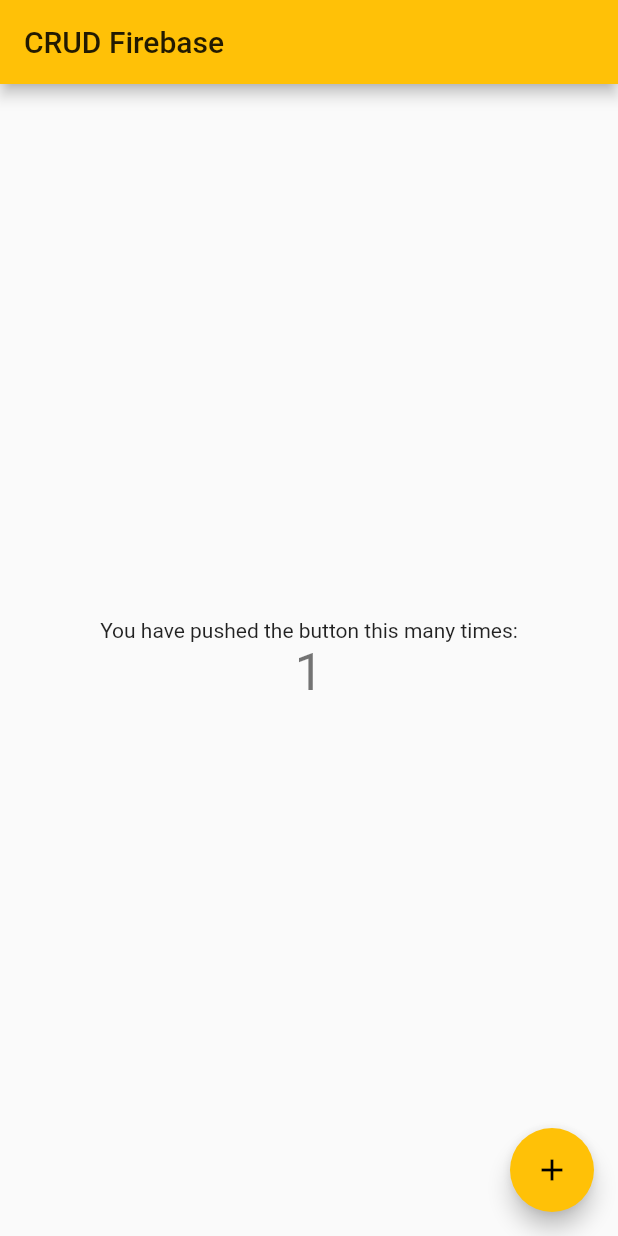
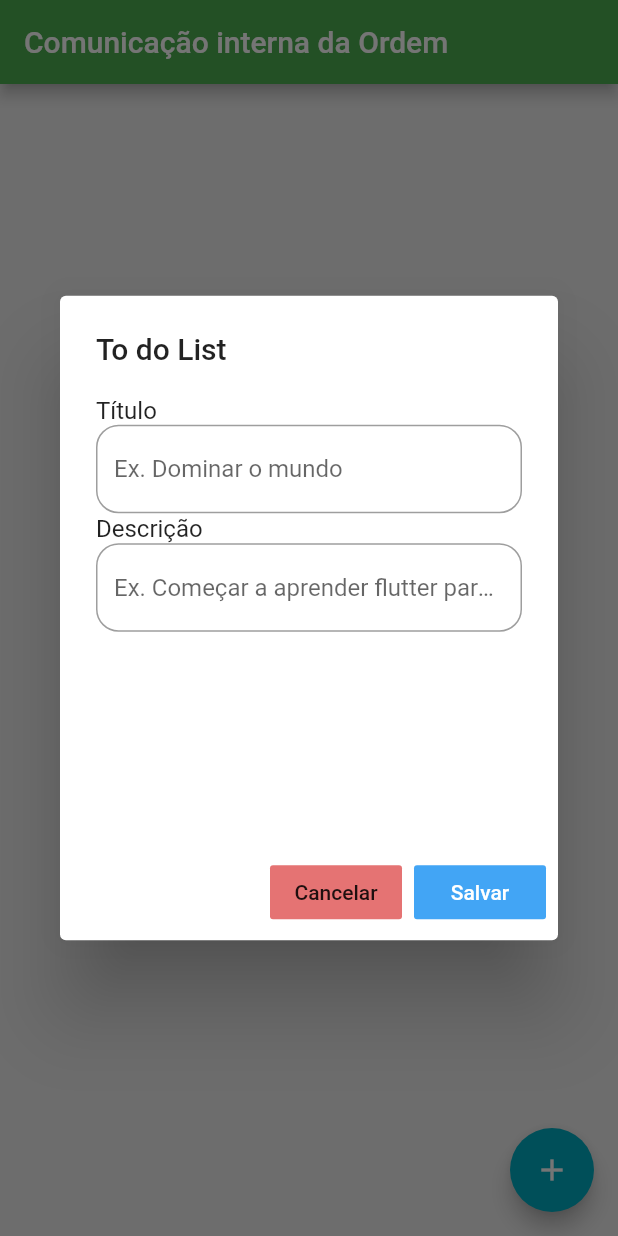
Before and after one commit to C-Luan/CRUD-Flutter, a Flutter app: the screen it shows after launch, after a tap on the "add" icon, on a phone screen of 412 x 824 dp. Run offline on Flutter 3.47's test engine with Material 2 defaults, Android fonts, the phone set to English and light mode, and no system bars; our stand-ins replace cloud_firestore; accounts and stored records are empty.

Commit message:
Finalizado meu primeiro CRUD

```diff
--- a/crud_firebase/lib/main.dart
+++ b/crud_firebase/lib/main.dart
@@ -1,4 +1,4 @@
-import 'package:cloud_firestore/cloud_firestore.dart';
+import 'package:crud_firebase/routes/home_page.dart';
 import 'package:flutter/material.dart';
 
 void main() {
@@ -9,66 +9,19 @@ class MyApp extends StatelessWidget {
   // This widget is the root of your application.
   @override
   Widget build(BuildContext context) {
-    print(Firestore.instance.collection('todo').getDocuments().then((value) {
-      value.documents.forEach((element) {
-        print(element.data);
-      });
-    }));
-
     return MaterialApp(
-      title: 'Flutter Demo',
-      debugShowCheckedModeBanner: false,
-      theme: ThemeData(
-        primarySwatch: Colors.amber,
-        visualDensity: VisualDensity.adaptivePlatformDensity,
-      ),
-      home: MyHomePage(title: 'CRUD Firebase'),
-    );
+        title: 'A ordem',
+        debugShowCheckedModeBanner: false,
+        theme: ThemeData(
+          primarySwatch: Colors.green,
+          secondaryHeaderColor: Colors.blueGrey,
+          accentColor: Colors.cyan[600],
+          visualDensity: VisualDensity.adaptivePlatformDensity,
+          fontFamily: 'roboto',
+        ),
+        initialRoute: HomePage.tag,
+        routes: {
+          HomePage.tag: (context) => HomePage(),
+        });
   }
 }
-
-class MyHomePage extends StatefulWidget {
-  MyHomePage({Key key, this.title}) : super(key: key);
-  final String title;
-
-  @override
-  _MyHomePageState createState() => _MyHomePageState();
-}
-
-class _MyHomePageState extends State<MyHomePage> {
-  int _counter = 0;
-
-  void _incrementCounter() {
-    setState(() {
-      _counter++;
-    });
-  }
-
-  @override
-  Widget build(BuildContext context) {
-    return Scaffold(
-      appBar: AppBar(
-        title: Text(widget.title),
-      ),
-      body: Center(
-        child: Column(
-          mainAxisAlignment: MainAxisAlignment.center,
-          children: <Widget>[
-            Text(
-              'You have pushed the button this many times:',
-            ),
-            Text(
-              '$_counter',
-              style: Theme.of(context).textTheme.headline4,
-            ),
-          ],
-        ),
-      ),
-      floatingActionButton: FloatingActionButton(
-        onPressed: _incrementCounter,
-        tooltip: 'Increment',
-        child: Icon(Icons.add),
-      ),
-    );
-  }
-}
--- /dev/null
+++ b/crud_firebase/lib/routes/home_page.dart
@@ -0,0 +1,173 @@
+import 'package:cloud_firestore/cloud_firestore.dart';
+import 'package:flutter/material.dart';
+
+class HomePage extends StatelessWidget {
+  static String tag = '/home';
+
+  @override
+  Widget build(BuildContext context) {
+    var snapshot = Firestore.instance
+        .collection('todo')
+        .where('exluido', isEqualTo: false)
+        .orderBy("data")
+        .snapshots();
+
+    return Scaffold(
+      appBar: AppBar(
+        title:
+            Text("Comunicação interna da Ordem", textAlign: TextAlign.center),
+      ),
+      backgroundColor: Colors.grey[200],
+      body: StreamBuilder(
+
+          /*
+        Stream fica escutando os snapshots, e toda modificação que ocorrer dentro do firebase,
+        ele vai atualizar os snapshots
+        */
+          stream: snapshot,
+          builder:
+              (BuildContext context, AsyncSnapshot<QuerySnapshot> snapshot) {
+            if (snapshot.hasError) {
+              return Center(child: Text('Error: ${snapshot.error}'));
+            }
+
+            if (snapshot.connectionState == ConnectionState.waiting) {
+              return Center(child: CircularProgressIndicator());
+            }
+
+            if (snapshot.data.documents.length == 0) {
+              return Center(child: Text('Nem uma tarefa cadastrada'));
+            }
+
+            return ListView.builder(
+              itemCount: snapshot.data.documents.length,
+              itemBuilder: (BuildContext context, int i) {
+                var doc = snapshot.data.documents[i];
+                var item = doc.data;
+
+                return Container(
+                    decoration: BoxDecoration(
+                        color: Colors.white,
+                        borderRadius: BorderRadius.circular(10)),
+                    margin: const EdgeInsets.all(5),
+                    child: ListTile(
+                      isThreeLine: true,
+                      leading: IconButton(
+                          icon: Icon(
+                              item['feito']
+                                  ? Icons.radio_button_checked
+                                  : Icons.radio_button_unchecked,
+                              color: Colors.green),
+                          onPressed: () => doc.reference
+                              .updateData({'feito': !item['feito']})),
+                      title: Text(
+                        item['titulo'],
+                      ),
+                      subtitle: Text(item['descrição']),
+                      trailing: CircleAvatar(
+                        backgroundColor: Colors.red[300],
+                        child: IconButton(
+                            icon: Icon(
+                              Icons.delete,
+                              color: Colors.white,
+                            ),
+                            onPressed: () => {
+                                  Firestore.instance
+                                      .collection('todo')
+                                      .document(doc.documentID)
+                                      .delete()
+                                }),
+                      ),
+                    ));
+              },
+            );
+          }),
+      floatingActionButton: FloatingActionButton(
+        onPressed: () => modalcriate(context),
+        tooltip: 'Adicionar novo',
+        child: Icon(Icons.add),
+      ),
+    );
+  }
+
+  modalcriate(BuildContext context) {
+    GlobalKey<FormState> form = GlobalKey<FormState>();
+
+    var titulo = TextEditingController();
+    var descricao = TextEditingController();
+
+    return showDialog(
+        context: context,
+        builder: (BuildContext context) {
+          return AlertDialog(
+            title: Text('To do List'),
+            content: Form(
+                key: form,
+                child: Container(
+                  height: MediaQuery.of(context).size.height / 3,
+                  child: Column(
+                    crossAxisAlignment: CrossAxisAlignment.start,
+                    children: <Widget>[
+                      Text('Título'),
+                      TextFormField(
+                        controller: titulo,
+                        decoration: InputDecoration(
+                          hintText: 'Ex. Dominar o mundo',
+                          border: OutlineInputBorder(
+                              borderRadius: BorderRadius.circular(15)),
+                        ),
+                        validator: (value) {
+                          if (value.isEmpty) {
+                            return 'Este campo não pode estar vazio';
+                          }
+                          return null;
+                        },
+                      ),
+                      SizedBox(height: 1),
+                      Text('Descrição'),
+                      TextFormField(
+                        controller: descricao,
+                        decoration: InputDecoration(
+                          hintText:
+                              'Ex. Começar a aprender flutter para obter dados de uso',
+                          border: OutlineInputBorder(
+                              borderRadius: BorderRadius.circular(15)),
+                        ),
+                        validator: (value) {
+                          if (value.isEmpty) {
+                            return 'Este campo não pode estar vazio';
+                          }
+                          return null;
+                        },
+                      )
+                    ],
+                  ),
+                )),
+            actions: <Widget>[
+              FlatButton(
+                onPressed: () => Navigator.of(context).pop(),
+                child: Text('Cancelar'),
+                color: Colors.red[300],
+              ),
+              FlatButton(
+                  onPressed: () async {
+                    if (form.currentState.validate()) {
+                      await Firestore.instance.collection('todo').add({
+                        'titulo': titulo.text,
+                        'descrição': descricao.text,
+                        'feito': false,
+                        'data': Timestamp.now(),
+                        'exluido': false,
+                      });
+
+                      Navigator.of(context).pop();
+                    }
+                  },
+                  child: Text('Salvar'),
+                  textColor: Colors.white,
+                  color: Colors.blue[400])
+            ],
+          );
+        });
+  }
+}
```
